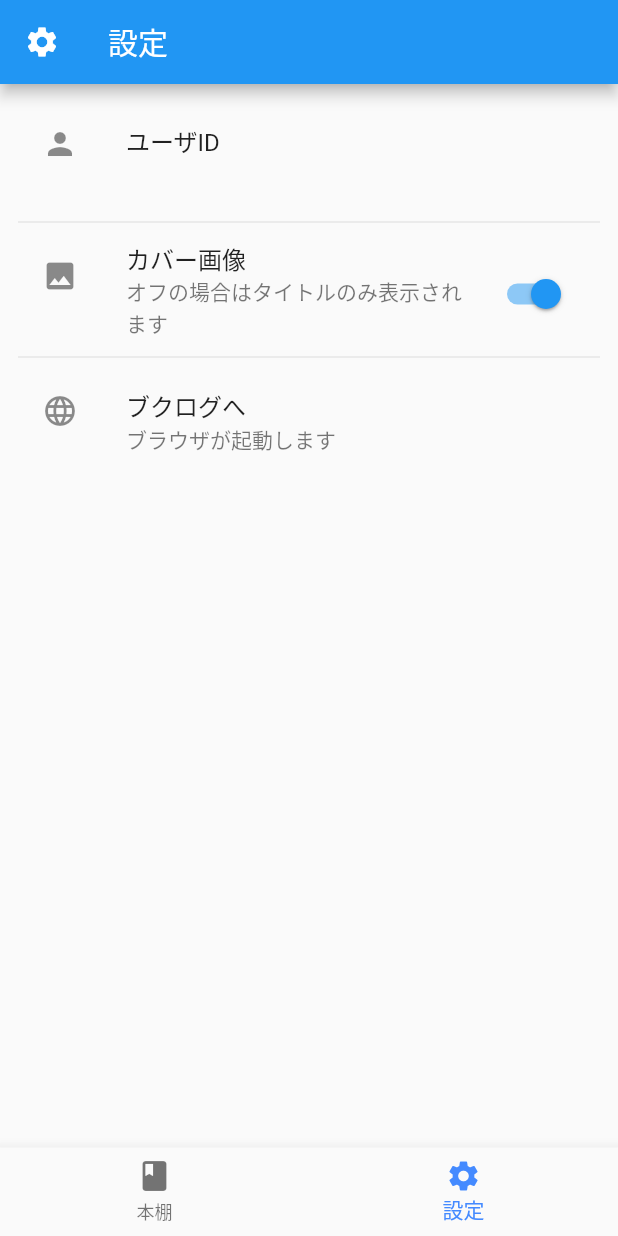
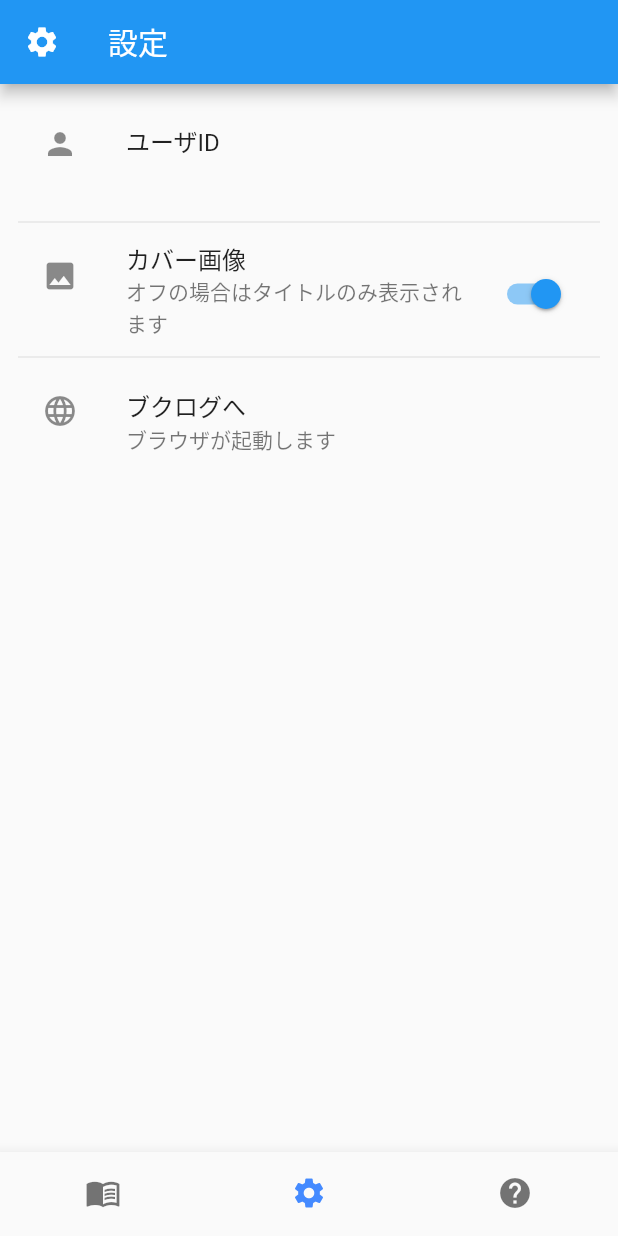
Before and after one commit to kimi-soft/flutter-booklog-manager, a Flutter app: the screen it shows after launch, item 2 of the bottom bar chosen, on a phone screen of 412 x 824 dp. Run offline on Flutter 3.47's test engine with Material 2 defaults, Android fonts, the phone set to English and light mode, and no system bars; our stand-ins replace cached_network_image, shared_preferences; network calls fail.

Commit message:
ヘルプ用のタブ追加

```diff
--- a/booklog_manager/lib/bottom_tab.dart
+++ b/booklog_manager/lib/bottom_tab.dart
@@ -1,6 +1,7 @@
 import 'package:flutter/material.dart';
 import 'package:booklog_manager/page_books.dart';
 import 'package:booklog_manager/page_settings.dart';
+import 'package:booklog_manager/page_help.dart';
 
 class BottomTab extends StatefulWidget {
   @override
@@ -13,7 +14,8 @@ class _BottomTabState extends State<BottomTab> {
   int _currentIndex = 0;
   final _pageWidgets = [
     PageBooks(),
-    PageSettings()
+    PageSettings(),
+    PageHelp(),
   ];
 
   @override
@@ -21,9 +23,11 @@ class _BottomTabState extends State<BottomTab> {
     return Scaffold(
       body: _pageWidgets.elementAt(_currentIndex),
       bottomNavigationBar: BottomNavigationBar(
+        selectedFontSize: 0,
         items: <BottomNavigationBarItem>[
-          BottomNavigationBarItem(icon: Icon(Icons.book), label: '本棚'),
-          BottomNavigationBarItem(icon: Icon(Icons.settings), label: '設定'),
+          BottomNavigationBarItem(icon: Icon(Icons.menu_book), label: ''),
+          BottomNavigationBarItem(icon: Icon(Icons.settings), label: ''),
+          BottomNavigationBarItem(icon: Icon(Icons.help), label: ''),
         ],
         currentIndex: _currentIndex,
         fixedColor: Colors.blueAccent,
```
Also changed, not shown: booklog_manager/lib/page_help.dart (added, +23 -0 lines).
